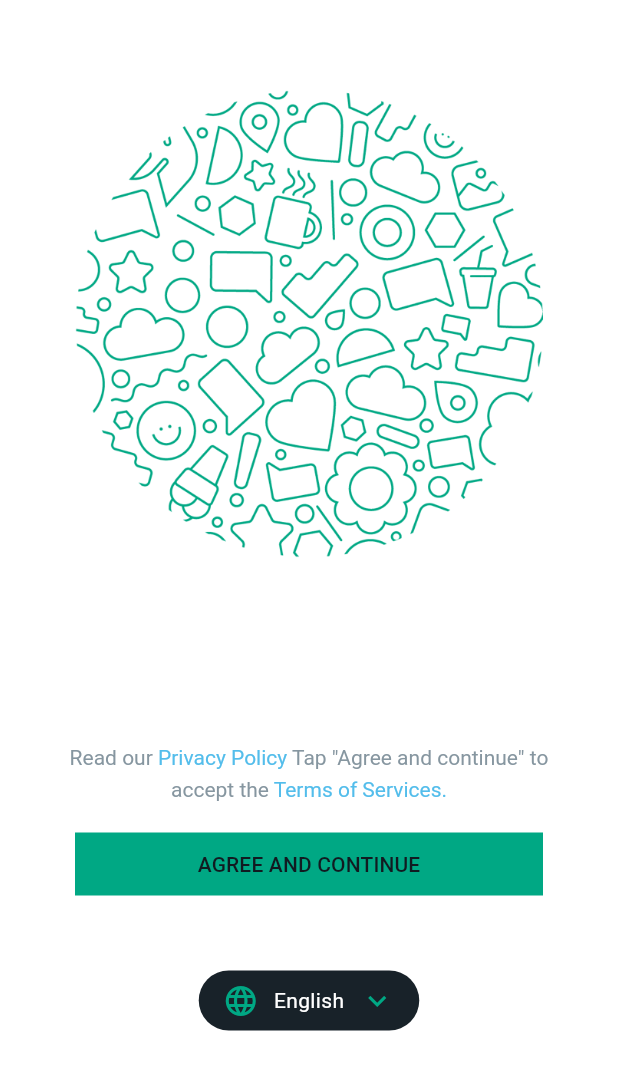
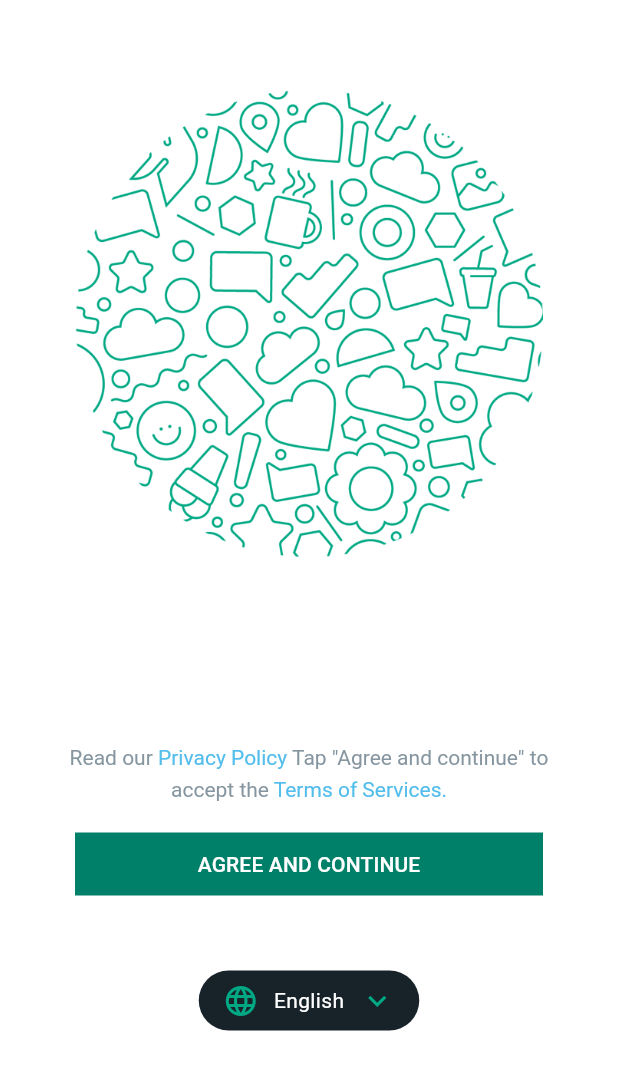
Before and after one commit to vprabhu1771/flutter_whatsapp_clone, a Flutter app: the screen it shows after launch, on a phone screen of 412 x 824 dp. Shown: the top 1070 px of the screen. Run offline on Flutter 3.47's test engine with Material 3 defaults, Android fonts, the phone set to English and light mode, and no system bars.

Commit message:
Dark and light themes have been added to CustomElevatedButton

```diff
--- a/lib/utils/DarkTheme.dart
+++ b/lib/utils/DarkTheme.dart
@@ -9,5 +9,17 @@ ThemeData darkTheme() {
       background: ColorConstants.BACKGROUND_DARK,
     ),
     scaffoldBackgroundColor: ColorConstants.BACKGROUND_DARK,
+      elevatedButtonTheme: ElevatedButtonThemeData(
+          style: ElevatedButton.styleFrom(
+              backgroundColor: ColorConstants.GREEN_DARK,
+              foregroundColor: ColorConstants.BACKGROUND_DARK,
+              splashFactory: NoSplash.splashFactory,
+              elevation: 0,
+              shadowColor: Colors.transparent,
+              shape: RoundedRectangleBorder(
+                borderRadius: BorderRadius.zero, // Removes rounded corners
+              ),
+          )
+      )
   );
 }
--- a/lib/utils/LightTheme.dart
+++ b/lib/utils/LightTheme.dart
@@ -9,5 +9,17 @@ ThemeData lightTheme() {
       background: ColorConstants.BACKGROUND_LIGHT,
     ),
     scaffoldBackgroundColor: ColorConstants.BACKGROUND_LIGHT,
+    elevatedButtonTheme: ElevatedButtonThemeData(
+      style: ElevatedButton.styleFrom(
+          backgroundColor: ColorConstants.GREEN_LIGHT,
+          foregroundColor: ColorConstants.BACKGROUND_LIGHT,
+          splashFactory: NoSplash.splashFactory,
+          elevation: 0,
+          shadowColor: Colors.transparent,
+          shape: RoundedRectangleBorder(
+            borderRadius: BorderRadius.zero, // Removes rounded corners
+          ),
+      )
+    )
   );
 }
--- a/lib/widgets/CustomElevatedButton.dart
+++ b/lib/widgets/CustomElevatedButton.dart
@@ -25,11 +25,6 @@ class CustomElevatedButton extends StatelessWidget {
       child: ElevatedButton(
         onPressed: onPressed,
         style: ElevatedButton.styleFrom(
-          backgroundColor: ColorConstants.GREEN_DARK,
-          foregroundColor: ColorConstants.BACKGROUND_DARK,
-          splashFactory: NoSplash.splashFactory,
-          elevation: 0,
-          shadowColor: Colors.transparent,
           shape: RoundedRectangleBorder(
             borderRadius: BorderRadius.zero, // Removes rounded corners
           ),
```
